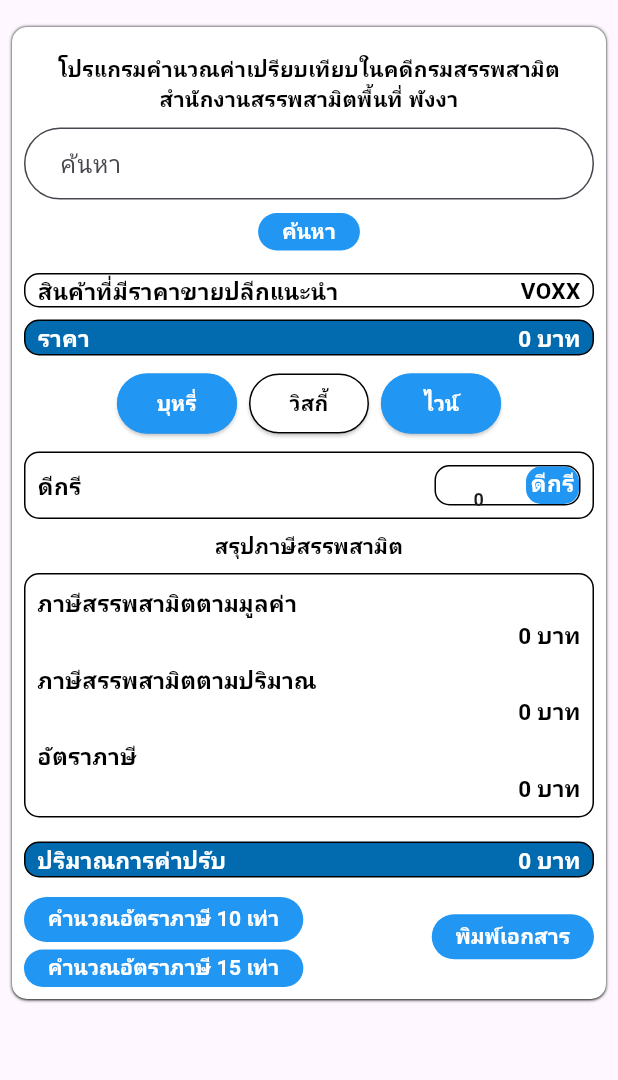
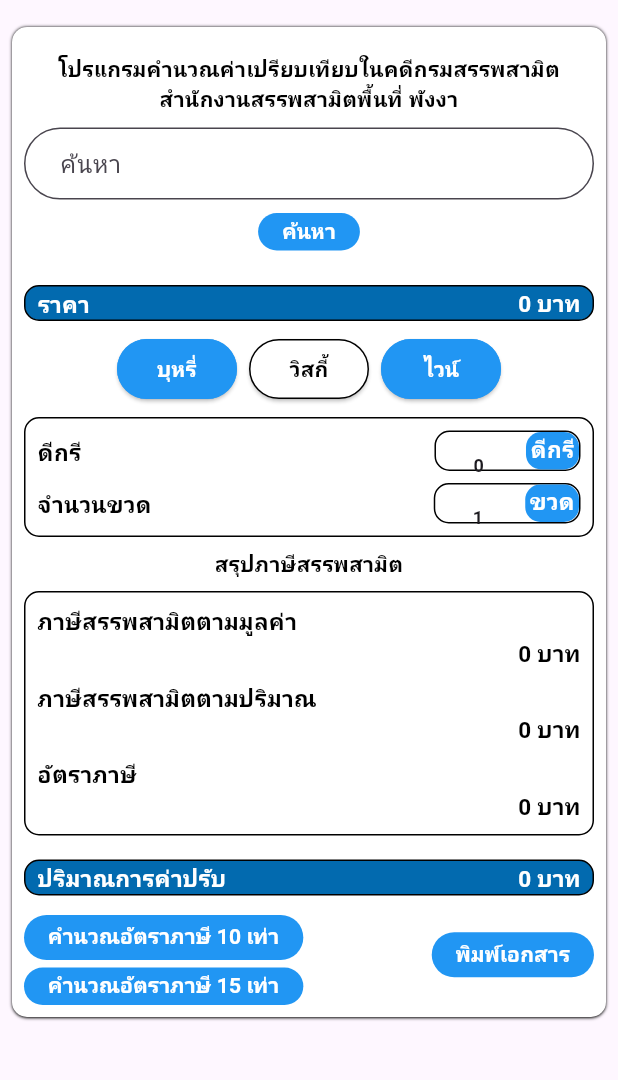
Before and after one commit to gamg002/my_app, a Flutter app: the Calculation screen opened directly, after a tap on "บุหรี่", after a tap on "วิสกี้", on a phone screen of 412 x 824 dp, the part 135-1215 px from its top. Run offline on Flutter 3.47's test engine with Material 3 defaults, Android fonts, the phone set to English and light mode, and no system bars; drawn by our look-alikes of searchfield; our stand-ins replace loading_indicator, pdf, screenshot, shared_preferences; missing offline and left inert: open_file_plus; accounts and stored records are empty; network calls fail.

Commit message:
Add field bottle

```diff
--- a/lib/page/calculation.dart
+++ b/lib/page/calculation.dart
@@ -21,6 +21,7 @@ class _CalculationState extends State<Calculation> {
     sigcaAController.text = "0";
     sigcaBController.text = "0";
     degreeController.text = "0";
+    numberOfBottleController.text = "1";
     showPrice = 0;
     setProfile();
     getProduct();
@@ -42,6 +43,7 @@ class _CalculationState extends State<Calculation> {
     sigcaAController.text = "0";
     sigcaBController.text = "0";
     degreeController.text = "0";
+    numberOfBottleController.text = "1";
     productController.text = "";
     showPrice = 0;
     sumTax = 0;
@@ -59,6 +61,7 @@ class _CalculationState extends State<Calculation> {
   final sigcaAController = TextEditingController();
   final sigcaBController = TextEditingController();
   final degreeController = TextEditingController();
+  final numberOfBottleController = TextEditingController();
   bool isClickA = true;
   bool isClickB = false;
   bool isClickC = false;
@@ -255,39 +258,6 @@ class _CalculationState extends State<Calculation> {
             searchSection(focus),
             buttonSearch(),
             const SizedBox(height: 15),
-            Padding(
-              padding: const EdgeInsets.symmetric(horizontal: 8),
-              child: Container(
-                decoration: BoxDecoration(
-                    border: Border.all(
-                      width: 1,
-                      color: Colors.black,
-                    ),
-                    borderRadius: const BorderRadius.all(Radius.circular(10))),
-                child: Padding(
-                  padding: const EdgeInsets.symmetric(horizontal: 8),
-                  child: Row(
-                      mainAxisAlignment: MainAxisAlignment.spaceBetween,
-                      crossAxisAlignment: CrossAxisAlignment.center,
-                      children: [
-                        setText(
-                          "สินค้าที่มีราคาขายปลีกแนะนำ",
-                          TextAlign.left,
-                          FontWeight.bold,
-                          Colors.black,
-                          15,
-                        ),
-                        setText(
-                          "VOXX",
-                          TextAlign.end,
-                          FontWeight.bold,
-                          Colors.black,
-                          15,
-                        ),
-                      ]),
-                ),
-              ),
-            ),
             Padding(
               padding: const EdgeInsets.symmetric(horizontal: 8, vertical: 8),
               child: Container(
@@ -638,8 +608,8 @@ class _CalculationState extends State<Calculation> {
           children: [
             Visibility(
               visible: isClickA,
-              child:
-                  visibilitiContainer('จำนวนต่อซอง', 'มวน', sigcaAController),
+              child: visibilitiContainer(
+                  'จำนวนต่อมวนต่อซอง', 'มวน', sigcaAController),
             ),
             Visibility(
               visible: isClickA,
@@ -649,6 +619,11 @@ class _CalculationState extends State<Calculation> {
             Visibility(
               visible: isClickB || isClickC,
               child: visibilitiContainer('ดีกรี', 'ดีกรี', degreeController),
+            ),
+            Visibility(
+              visible: isClickB || isClickC,
+              child: visibilitiContainer(
+                  'จำนวนขวด', 'ขวด', numberOfBottleController),
             ),
             const SizedBox(
               height: 8,
@@ -1025,27 +1000,29 @@ class _CalculationState extends State<Calculation> {
     double price = double.parse(selectProduct?.price ?? '0');
     double lite = double.parse(selectProduct?.lite ?? '0');
     double degree = double.parse(degreeController.text);
+    double bottle = double.parse(numberOfBottleController.text);
 
     priceOfValue = price * 0.20;
     priceOfQuantity = (lite * degree * 255) * 0.01;
-    texRate = lite * (priceOfQuantity + priceOfValue);
+    texRate = (lite * (priceOfQuantity + priceOfValue)) * bottle;
   }
 
   Future getDataWine() async {
     double price = double.parse(selectProduct?.price ?? '0');
     double lite = double.parse(selectProduct?.lite ?? '0');
     double degree = double.parse(degreeController.text);
+    double bottle = double.parse(numberOfBottleController.text);
 
     if (price > 1000.00) {
       priceOfValue = price * 0.10;
       priceOfQuantity = (lite * degree * 1500) * 0.01;
-      texRate = lite * (priceOfQuantity + priceOfValue);
+      texRate = (lite * (priceOfQuantity + priceOfValue)) * bottle;
     }
 
     if (price <= 1000.00) {
       priceOfValue = price * 0.0;
       priceOfQuantity = (lite * degree * 1500) * 0.01;
-      texRate = lite * (priceOfQuantity + priceOfValue);
+      texRate = (lite * (priceOfQuantity + priceOfValue)) * bottle;
     }
   }
 
@@ -1094,6 +1071,7 @@ class _CalculationState extends State<Calculation> {
               sigcaBController: int.parse(sigcaBController.text),
               degreeController: int.parse(degreeController.text),
               isClickA: isClickA,
+              numberOfBottle: int.parse(numberOfBottleController.text),
             )));
   }
 }
--- a/lib/page/printPDF.dart
+++ b/lib/page/printPDF.dart
@@ -12,7 +12,7 @@ import 'package:screenshot/screenshot.dart';
 
 class PrintPDF extends StatefulWidget {
   double? price, sum, priceOfValue, priceOfQuantity, texRate = 0.00;
-  int? sigcaAController, sigcaBController, degreeController = 0;
+  int? sigcaAController, sigcaBController, degreeController, numberOfBottle = 0;
   bool? isClickA;
   String? product;
 
@@ -27,6 +27,7 @@ class PrintPDF extends StatefulWidget {
     this.sigcaAController,
     this.sigcaBController,
     this.degreeController,
+    this.numberOfBottle,
     this.isClickA,
   }) : super(key: key);
 
@@ -148,8 +149,6 @@ class _PrintPDFState extends State<PrintPDF> {
             const SizedBox(height: 20),
             borderWite("ชื่อสินค้า", widget.product ?? "ชื่อสินค้า"),
             const SizedBox(height: 10),
-            borderWite("สินค้าที่มีราคาขายปลีกแนะนำ", "VOXX"),
-            const SizedBox(height: 10),
             borderBlue(
                 "ราคา", "${NumberFormat("#,###.00").format(widget.price)} บาท"),
             taxField(),
@@ -213,8 +212,6 @@ class _PrintPDFState extends State<PrintPDF> {
         headerText("สรุปภาษีสรรพสามิต"),
         const SizedBox(height: 20),
         borderWite("ชื่อสินค้า", widget.product ?? "ชื่อสินค้า"),
-        const SizedBox(height: 10),
-        borderWite("สินค้าที่มีราคาขายปลีกแนะนำ", "VOXX"),
         const SizedBox(height: 10),
         borderBlue(
             "ราคา", "${NumberFormat("#,###.00").format(widget.price)} บาท"),
@@ -407,6 +404,11 @@ class _PrintPDFState extends State<PrintPDF> {
               child: summaryField('ดีกรี',
                   "${NumberFormat("#,###").format(widget.degreeController)} ดีกรี"),
             ),
+            Visibility(
+              visible: (widget.isClickA ?? true) == false,
+              child: summaryField('จำนวนขวด',
+                  "${NumberFormat("#,###").format(widget.numberOfBottle)} ขวด"),
+            ),
             const SizedBox(
               height: 8,
             )
```
